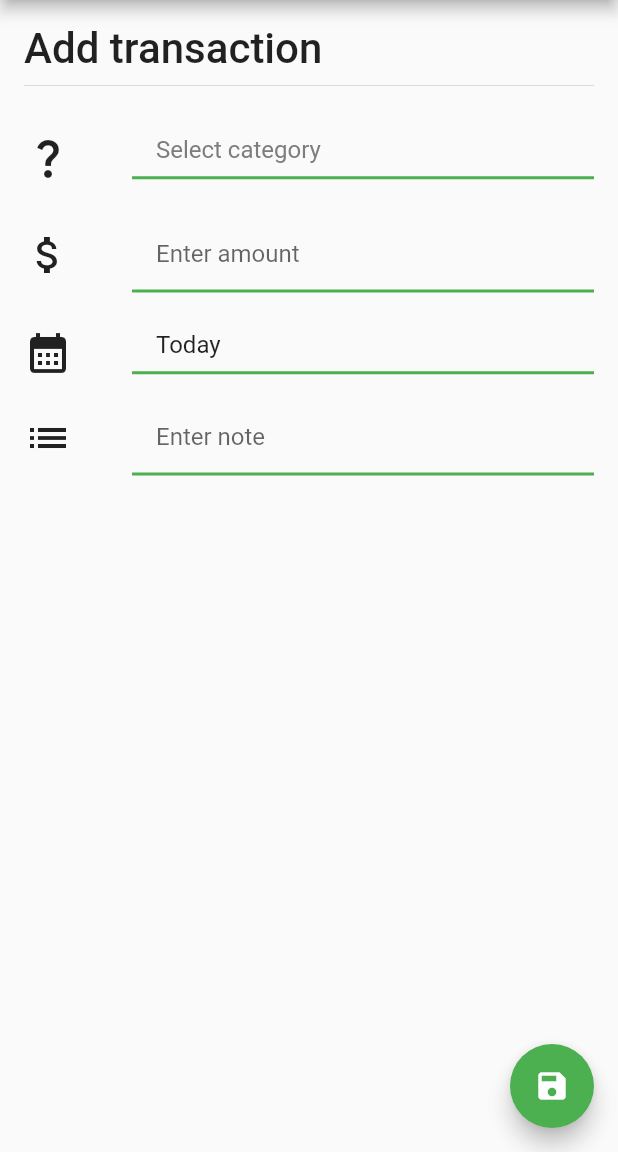
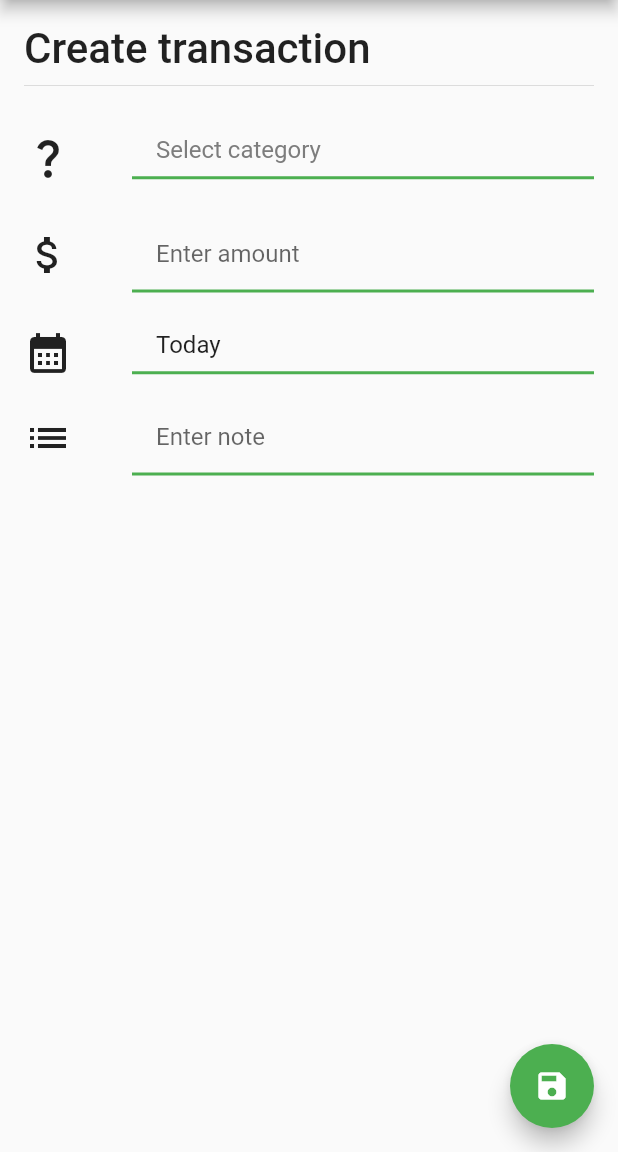
Before and after one commit to SarawinT/MoneyTracker, a Flutter app: the screen it shows after launch, after a tap on the "add" icon, on a phone screen of 412 x 824 dp, the part 84-1236 px from its top. Run offline on Flutter 3.47's test engine with Material 2 defaults, Android fonts, the phone set to English and light mode, and no system bars; our stand-ins replace google_fonts; network calls fail; Roboto replaces fonts that are missing (Kanit).

Commit message:
Minor Fixing

```diff
--- a/moneytracker_app/lib/main.dart
+++ b/moneytracker_app/lib/main.dart
@@ -1,4 +1,5 @@
 import 'package:flutter/material.dart';
+import 'package:google_fonts/google_fonts.dart';
 import 'package:moneytracker_app/pages/homepage.dart';
 
 void main() {
@@ -15,6 +16,9 @@ class MyApp extends StatelessWidget {
       title: 'Money Tracker',
       theme: ThemeData(
         primarySwatch: Colors.green,
+        textTheme: GoogleFonts.kanitTextTheme(
+          Theme.of(context).textTheme,
+        ),
       ),
       home: const Homepage(),
     );
--- a/moneytracker_app/lib/pages/create_transaction.dart
+++ b/moneytracker_app/lib/pages/create_transaction.dart
@@ -23,7 +23,7 @@ class _CreateTransactionState extends State<CreateTransaction> {
   String _selectedCategory = "Select category";
   bool _isExpense = true;
   IconData _icon = Icons.question_mark;
-String _feedback = "";
+  String _feedback = "";
 
   @override
   void initState() {
@@ -33,10 +33,11 @@ String _feedback = "";
 
   Future<void> _selectDate(BuildContext context) async {
     final DateTime? picked = await showDatePicker(
-        context: context,
-        initialDate: _selectedDate,
-        firstDate: DateTime(2015, 8),
-        lastDate: DateTime.now());
+      context: context,
+      initialDate: _selectedDate,
+      firstDate: DateTime(2015, 8),
+      lastDate: DateTime.now(),
+    );
     if (picked != null && picked != _selectedDate) {
       setState(() {
         _selectedDate = picked;
@@ -132,7 +133,7 @@ String _feedback = "";
           crossAxisAlignment: CrossAxisAlignment.start,
           children: [
             Text(
-              "Add transaction",
+              "Create transaction",
               style:
                   GoogleFonts.kanit(fontSize: 28, fontWeight: FontWeight.w500),
             ),
@@ -166,6 +167,9 @@ String _feedback = "";
                         _icon = cData.icon;
                       });
                     },
+                    customBorder: RoundedRectangleBorder(
+                      borderRadius: BorderRadius.circular(4),
+                    ),
                     child: Container(
                       decoration: const BoxDecoration(
                         border: Border(
@@ -254,6 +258,9 @@ String _feedback = "";
                     onTap: () {
                       _selectDate(context);
                     },
+                    customBorder: RoundedRectangleBorder(
+                      borderRadius: BorderRadius.circular(4),
+                    ),
                     child: Container(
                       decoration: const BoxDecoration(
                         border: Border(
--- a/moneytracker_app/lib/pages/homepage.dart
+++ b/moneytracker_app/lib/pages/homepage.dart
@@ -21,11 +21,14 @@ class Homepage extends StatefulWidget {
 
 class HomepageState extends State<Homepage> {
   double balance = -1;
-  late List<dynamic> datedTransactions = [];
+  late List<dynamic> datedTransactions = ["Loading..."];
 
   Future<List> _getTransaction() async {
     var response =
         await http.get(Uri.http("127.0.0.1:8000", "/transaction/MeisterAP"));
+    if (response.statusCode != 200) {
+      return [null];
+    }
     var jsonData = jsonDecode(response.body);
     if (jsonData == null) return [];
     List<DatedTransaction> dt = [];
@@ -49,6 +52,9 @@ class HomepageState extends State<Homepage> {
   Future<double> _getBalance() async {
     var response =
         await http.get(Uri.http("127.0.0.1:8000", "/user/MeisterAP"));
+    if (response.statusCode != 200) {
+      return -1;
+    }
     var jsonData = jsonDecode(response.body);
     return jsonData['Balance'];
   }
@@ -79,26 +85,9 @@ class HomepageState extends State<Homepage> {
 
   @override
   Widget build(BuildContext context) {
-    return Scaffold(
-      appBar: AppBar(title: CustomAppBarContent(balance: balance)),
-      floatingActionButton: FloatingActionButton(
-        onPressed: () async {
-          var createResponse = await Navigator.push(
-            context,
-            MaterialPageRoute(builder: (context) => const CreateTransaction()),
-          );
-          if (createResponse == null) {
-            return;
-          }
-          if (createResponse) {
-            updateData();
-            showSnackBar('Transaction created');
-          }
-        },
-        child: const Icon(Icons.add),
-      ),
-      body: datedTransactions.isEmpty
-          ? Center(
+    Widget pageBody;
+    if (datedTransactions.isEmpty) {
+      pageBody = Center(
         child: Column(
           mainAxisAlignment: MainAxisAlignment.center,
           children: [
@@ -107,7 +96,9 @@ class HomepageState extends State<Homepage> {
               size: 96,
               color: Color.fromARGB(255, 125, 125, 125),
             ),
-                  const SizedBox(height: 16,),
+            const SizedBox(
+              height: 16,
+            ),
             Text(
               "No transactions",
               style: GoogleFonts.kanit(
@@ -116,8 +107,49 @@ class HomepageState extends State<Homepage> {
             )
           ],
         ),
+      );
+    } else if (datedTransactions[0] == "Loading...") {
+      pageBody = Center(
+        child: Column(
+          mainAxisAlignment: MainAxisAlignment.center,
+          children: [
+            const CircularProgressIndicator(),
+            const SizedBox(
+              height: 16,
+            ),
+            Text(
+              "Loading...",
+              style: GoogleFonts.kanit(
+                  fontSize: 24,
+                  color: const Color.fromARGB(255, 125, 125, 125)),
             )
-          : ListView.builder(
+          ],
+        ),
+      );
+    } else if (datedTransactions[0] == null) {
+      pageBody = Center(
+        child: Column(
+          mainAxisAlignment: MainAxisAlignment.center,
+          children: [
+            const Icon(
+              Icons.error_outline,
+              size: 96,
+              color: Color.fromARGB(255, 125, 125, 125),
+            ),
+            const SizedBox(
+              height: 16,
+            ),
+            Text(
+              "Unexpected Error!",
+              style: GoogleFonts.kanit(
+                  fontSize: 24,
+                  color: const Color.fromARGB(255, 125, 125, 125)),
+            )
+          ],
+        ),
+      );
+    } else {
+      pageBody = ListView.builder(
           itemBuilder: (BuildContext buildContext, int i) {
             return Column(
               children: [
@@ -141,7 +173,28 @@ class HomepageState extends State<Homepage> {
               ],
             );
           },
-              itemCount: datedTransactions.length),
+          itemCount: datedTransactions.length);
+    }
+
+    return Scaffold(
+      appBar: AppBar(title: CustomAppBarContent(balance: balance)),
+      floatingActionButton: FloatingActionButton(
+        onPressed: () async {
+          var createResponse = await Navigator.push(
+            context,
+            MaterialPageRoute(builder: (context) => const CreateTransaction()),
+          );
+          if (createResponse == null) {
+            return;
+          }
+          if (createResponse) {
+            updateData();
+            showSnackBar('Transaction created');
+          }
+        },
+        child: const Icon(Icons.add),
+      ),
+      body: pageBody,
     );
   }
 }
--- a/moneytracker_app/lib/widgets/category_card.dart
+++ b/moneytracker_app/lib/widgets/category_card.dart
@@ -18,8 +18,12 @@ class CategoryCard extends StatelessWidget {
   Widget build(BuildContext context) {
     return InkWell(
       onTap: () {
-        Navigator.pop(context, CategoryData(name: name, isExpense: isExpense, icon: icon));
+        Navigator.pop(context,
+            CategoryData(name: name, isExpense: isExpense, icon: icon));
       },
+      customBorder: RoundedRectangleBorder(
+        borderRadius: BorderRadius.circular(4),
+      ),
       child: Padding(
         padding: const EdgeInsets.all(8.0),
         child: Row(
--- a/moneytracker_app/pubspec.yaml
+++ b/moneytracker_app/pubspec.yaml
@@ -38,6 +38,7 @@ dependencies:
   google_fonts: ^3.0.1
   http: ^0.13.5
   intl: ^0.17.0
+  provider: ^6.0.4
 
 dev_dependencies:
 
```
Also changed, not shown: moneytracker_app/lib/models/appdata.dart (added, +53 -0 lines), moneytracker_app/pubspec.lock. Lines whose indentation alone changed are shown as unchanged.
